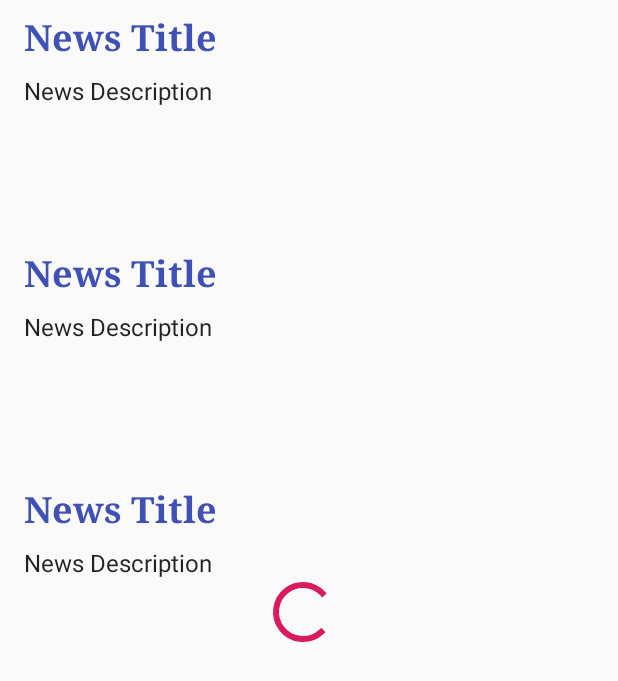
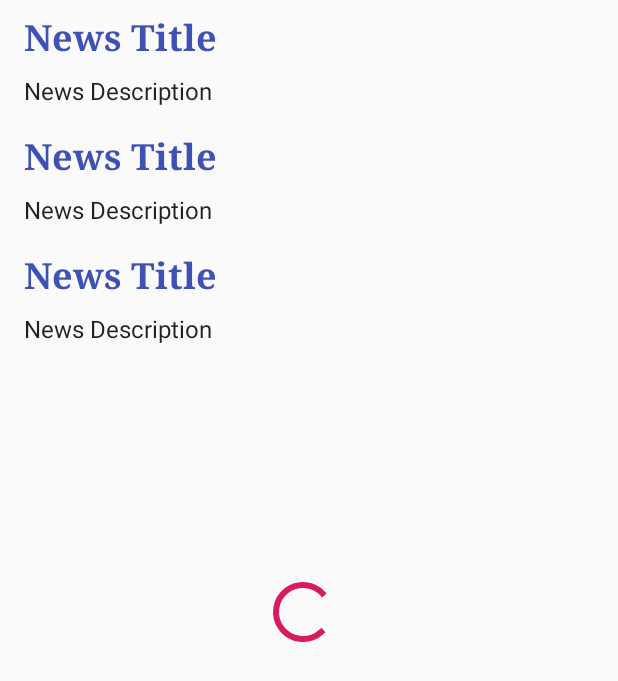
Before and after one commit to prespondek/NewsFeed, an Android app: the layout fragment_newsfeed.xml on its own in the app's theme, with its tools: preview values and no code run, on a phone screen of 412 x 824 dp. Shown: the top 681 px of the screen. Run offline under Robolectric (Android 15) with nearby library versions, the phone set to English and light mode, and no system bars.

Commit message:
all view scale to fit content so null cells should collapse down to nothing.

```diff
--- a/app/src/main/res/layout/list_item_news.xml
+++ b/app/src/main/res/layout/list_item_news.xml
@@ -13,21 +13,22 @@
     </data>
     <androidx.constraintlayout.widget.ConstraintLayout
             android:layout_width="match_parent"
-            android:layout_height="wrap_content">
+            android:layout_height="wrap_content"
+            android:paddingBottom="8dp">
 
         <ImageView
                 android:id="@+id/news_item_image"
                 android:layout_width="100dp"
-                android:layout_height="100dp"
+                android:layout_height="wrap_content"
+                android:layout_marginStart="8dp"
+                android:layout_marginTop="8dp"
                 android:layout_marginEnd="8dp"
-                android:layout_marginStart="8dp"
-                android:layout_marginBottom="8dp"
-                android:layout_marginTop="8dp"
                 android:contentDescription="@string/new_item_image"
+                android:scaleType="fitCenter"
                 app:imageHref="@{newsItem.imageHref}"
-                android:scaleType="centerCrop"
                 app:layout_constraintEnd_toEndOf="parent"
-                app:layout_constraintBottom_toBottomOf="parent"/>
+                app:layout_constraintStart_toEndOf="@+id/news_item_description"
+                app:layout_constraintTop_toBottomOf="@+id/news_item_title" />
 
         <TextView
                 android:id="@+id/news_item_title"
@@ -48,21 +49,19 @@
                 app:layout_constraintStart_toStartOf="parent"
                 app:layout_constraintTop_toTopOf="parent"
                 tools:text="News Title" />
+
         <TextView
                 android:id="@+id/news_item_description"
                 android:layout_width="0dp"
-                android:layout_height="0dp"
+                android:layout_height="wrap_content"
+                android:layout_marginStart="8dp"
+                android:layout_marginTop="8dp"
                 android:layout_marginEnd="8dp"
-                android:layout_marginStart="8dp"
-                android:layout_marginBottom="8dp"
-                android:layout_marginTop="8dp"
                 android:text="@{newsItem.description}"
                 android:textAppearance="?attr/textAppearanceListItem"
-                app:layout_constraintEnd_toEndOf="parent"
-                tools:text="News Description"
+                app:layout_constraintEnd_toStartOf="@id/news_item_image"
                 app:layout_constraintStart_toStartOf="parent"
-                app:layout_constraintBottom_toBottomOf="parent"
                 app:layout_constraintTop_toBottomOf="@+id/news_item_title"
-                app:layout_constraintEnd_toStartOf="@id/news_item_image"/>
+                tools:text="News Description" />
     </androidx.constraintlayout.widget.ConstraintLayout>
 </layout>
```
